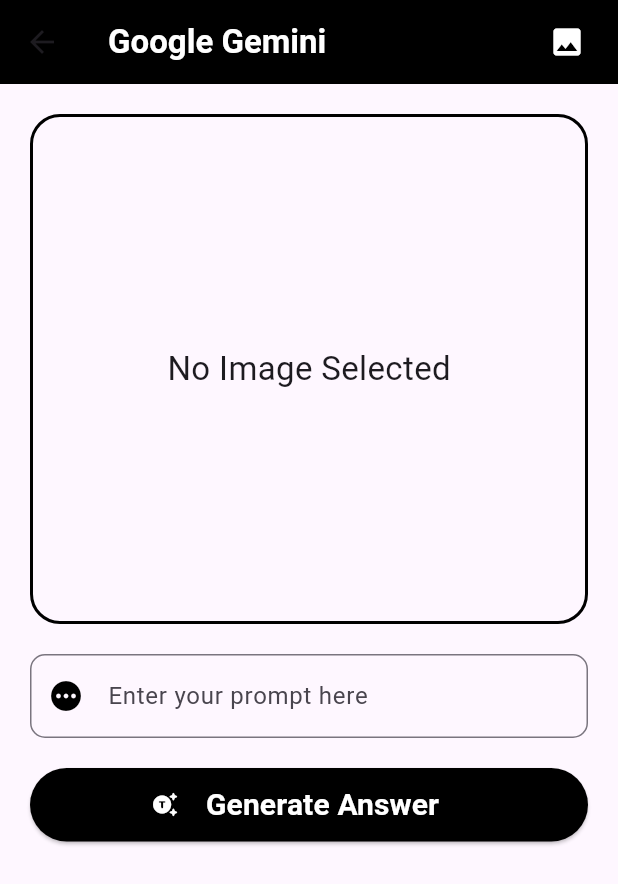
After one commit to azix-khan/gemini-chatbot, a Flutter app: the ImageChat screen opened directly, after a tap on "Generate Answer", on a phone screen of 412 x 824 dp. The commit adds this screen. Shown: the top 884 px of the screen. Run offline on Flutter 3.47's test engine with Material 3 defaults, Android fonts, the phone set to English and light mode, and no system bars; our stand-ins replace dash_chat_2, flutter_gemini, flutter_spinkit, image_picker.

Commit message:
working on image response problem

```diff
--- a/lib/main.dart
+++ b/lib/main.dart
@@ -1,6 +1,7 @@
 import 'package:flutter/material.dart';
 import 'package:flutter_gemini/flutter_gemini.dart';
 import 'package:gemini_chatbot/constants/consts.dart';
+import 'package:gemini_chatbot/screens/chat.dart';
 import 'package:gemini_chatbot/screens/chat_screen.dart';
 
 void main() {
--- /dev/null
+++ b/lib/screens/chat.dart
@@ -0,0 +1,207 @@
+import 'dart:convert';
+import 'dart:io';
+import 'package:flutter/material.dart';
+import 'package:flutter_spinkit/flutter_spinkit.dart';
+import 'package:gemini_chatbot/constants/consts.dart';
+import 'package:image_picker/image_picker.dart';
+import 'package:http/http.dart' as http;
+
+class ImageChat extends StatefulWidget {
+  const ImageChat({super.key});
+
+  @override
+  State<ImageChat> createState() => _ImageChatState();
+}
+
+class _ImageChatState extends State<ImageChat> {
+  XFile? pickedImage;
+  String mytext = '';
+  bool scanning = false;
+
+  TextEditingController prompt = TextEditingController();
+
+  final ImagePicker _imagePicker = ImagePicker();
+
+  final apiUrl =
+      'https://generativelanguage.googleapis.com/v1beta/models/gemini-pro-vision:generateContent?key=$GEMINI_API_KEY';
+
+  final header = {
+    'Content-Type': 'application/json',
+  };
+
+  getImage(ImageSource ourSource) async {
+    XFile? result = await _imagePicker.pickImage(source: ourSource);
+
+    if (result != null) {
+      setState(() {
+        pickedImage = result;
+      });
+    }
+  }
+
+  getdata(image, promptValue) async {
+    setState(() {
+      scanning = true;
+      mytext = '';
+    });
+
+    try {
+      List<int> imageBytes = File(image.path).readAsBytesSync();
+      String base64File = base64.encode(imageBytes);
+
+      final data = {
+        "contents": [
+          {
+            "parts": [
+              {"text": promptValue},
+              {
+                "inlineData": {
+                  "mimeType": "image/jpeg",
+                  "data": base64File,
+                }
+              }
+            ]
+          }
+        ],
+      };
+
+      await http
+          .post(Uri.parse(apiUrl), headers: header, body: jsonEncode(data))
+          .then((response) {
+        if (response.statusCode == 200) {
+          var result = jsonDecode(response.body);
+          mytext = result['candidates'][0]['content']['parts'][0]['text'];
+        } else {
+          mytext = 'Response status : ${response.statusCode}';
+        }
+      }).catchError((error) {
+        print('Error occored ${error}');
+      });
+    } catch (e) {
+      print('Error occured ${e}');
+    }
+
+    scanning = false;
+
+    setState(() {});
+  }
+
+  @override
+  Widget build(BuildContext context) {
+    return Scaffold(
+      appBar: AppBar(
+        title: const Text(
+          'Google Gemini',
+          style: TextStyle(color: Colors.white, fontWeight: FontWeight.bold),
+        ),
+        backgroundColor: Colors.black,
+        actions: [
+          IconButton(
+              onPressed: () {
+                getImage(ImageSource.gallery);
+              },
+              icon: const Icon(
+                Icons.photo,
+                color: Colors.white,
+              )),
+          const SizedBox(
+            width: 10,
+          )
+        ],
+      ),
+      body: Padding(
+        padding: const EdgeInsets.all(20.0),
+        child: ListView(
+          children: [
+            pickedImage == null
+                ? Container(
+                    height: 340,
+                    decoration: BoxDecoration(
+                      borderRadius: BorderRadius.circular(20.0),
+                      border: Border.all(
+                        color: Colors.black,
+                        width: 2.0,
+                      ),
+                    ),
+                    child: const Center(
+                      child: Text(
+                        'No Image Selected',
+                        style: TextStyle(fontSize: 22),
+                      ),
+                    ))
+                : Container(
+                    height: 340,
+                    child: Center(
+                        child: Image.file(
+                      File(pickedImage!.path),
+                      height: 400,
+                    ))),
+            const SizedBox(height: 20),
+            TextField(
+              controller: prompt,
+              decoration: InputDecoration(
+                border: OutlineInputBorder(
+                  borderRadius: BorderRadius.circular(10.0),
+                  borderSide: const BorderSide(
+                    color: Colors.black,
+                    width: 2.0,
+                  ),
+                ),
+                focusedBorder: OutlineInputBorder(
+                  borderRadius: BorderRadius.circular(10.0),
+                  borderSide: const BorderSide(
+                    color: Colors.black,
+                    width: 2.0,
+                  ),
+                ),
+                prefixIcon: const Icon(
+                  Icons.pending_sharp,
+                  color: Colors.black,
+                ),
+                hintText: 'Enter your prompt here',
+              ),
+            ),
+            const SizedBox(
+              height: 20,
+            ),
+            ElevatedButton.icon(
+              onPressed: () {
+                getdata(pickedImage, prompt.text);
+              },
+              icon: const Icon(
+                Icons.generating_tokens_rounded,
+                color: Colors.white,
+              ),
+              label: const Padding(
+                padding: EdgeInsets.all(10),
+                child: Text(
+                  'Generate Answer',
+                  style: TextStyle(
+                      color: Colors.white,
+                      fontSize: 20,
+                      fontWeight: FontWeight.bold),
+                ),
+              ),
+              style: ElevatedButton.styleFrom(
+                backgroundColor: Colors.black,
+              ),
+            ),
+            const SizedBox(height: 30),
+            scanning
+                ? const Padding(
+                    padding: EdgeInsets.only(top: 60),
+                    child: Center(
+                        child: SpinKitThreeBounce(
+                      color: Colors.black,
+                      size: 20,
+                    )),
+                  )
+                : Text(mytext,
+                    textAlign: TextAlign.center,
+                    style: const TextStyle(fontSize: 20)),
+          ],
+        ),
+      ),
+    );
+  }
+}
--- a/lib/screens/chat_screen.dart
+++ b/lib/screens/chat_screen.dart
@@ -108,6 +108,8 @@
             _typingUsers.remove(genminiUser);
           });
         }
+      }).onError((error) {
+        print('Error occored ${error}');
       });
     } catch (error) {
       print("Error occurred: $error");
--- a/pubspec.yaml
+++ b/pubspec.yaml
@@ -17,6 +17,7 @@
   image_picker: ^1.1.2
   dash_chat_2: ^0.0.21
   http: ^1.2.2
+  flutter_spinkit: ^5.2.1
 
 dev_dependencies:
   flutter_test:
```
Also changed, not shown: pubspec.lock.
